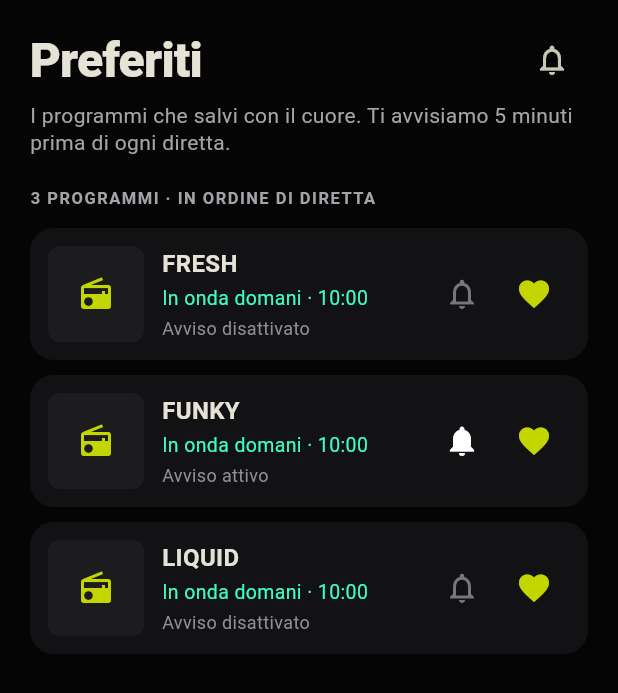
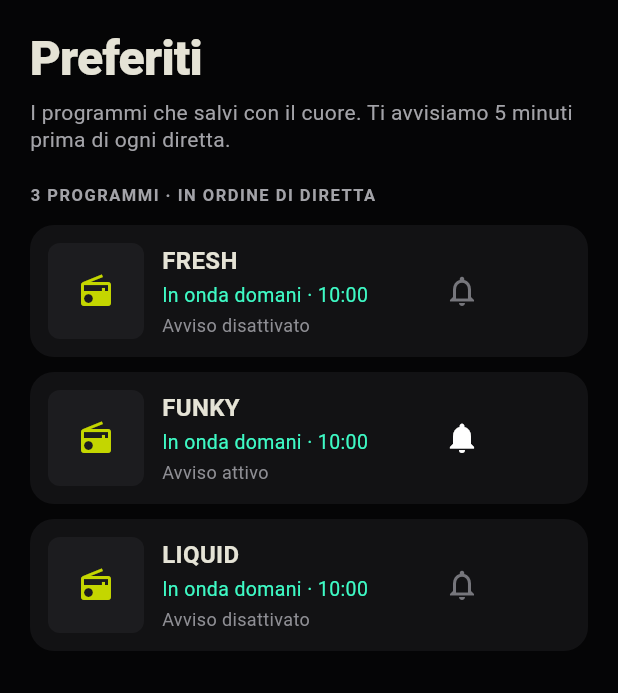
Before and after one commit to dd-demo-web/radio, a Flutter app: the FavoritesScreen screen opened directly, after a tap on the "notifications" icon, on a phone screen of 412 x 824 dp. Shown: the top 693 px of the screen. Run offline on Flutter 3.47's test engine with Material 3 defaults, Android fonts, the phone set to English and light mode, and no system bars; our stand-ins replace just_audio; network calls fail.

Commit message:
disable not allowed functions

```diff
--- a/lib/main.dart
+++ b/lib/main.dart
@@ -94,31 +94,45 @@ class MainNavigationShell extends StatelessWidget {
         ),
         child: BottomNavigationBar(
           currentIndex: appState.currentNavIndex,
-          onTap: (index) => appState.setNavIndex(index),
+          onTap: (index) {
+            if (index == 2 && !RadioAppState.enableDiscoverTab) return;
+            if (index == 3 && !RadioAppState.enableFavoritesTab) return;
+            if (index == 4 && !RadioAppState.enableProfileTab) return;
+            appState.setNavIndex(index);
+          },
           backgroundColor: const Color(0xFF050506),
           selectedItemColor: const Color(0xFFC4D600),
           unselectedItemColor: const Color(0xFF8E8E94),
           selectedFontSize: 11,
           unselectedFontSize: 11,
-          items: const [
-            BottomNavigationBarItem(
+          items: [
+            const BottomNavigationBarItem(
               icon: Icon(Icons.radio),
               label: 'Live',
             ),
-            BottomNavigationBarItem(
+            const BottomNavigationBarItem(
               icon: Icon(Icons.calendar_today),
               label: 'Palinsesto',
             ),
             BottomNavigationBarItem(
-              icon: Icon(Icons.explore),
+              icon: Icon(
+                Icons.explore,
+                color: RadioAppState.enableDiscoverTab ? null : const Color(0xFF3A3A3C),
+              ),
               label: 'Discover',
             ),
             BottomNavigationBarItem(
-              icon: Icon(Icons.favorite_border),
+              icon: Icon(
+                Icons.favorite_border,
+                color: RadioAppState.enableFavoritesTab ? null : const Color(0xFF3A3A3C),
+              ),
               label: 'Preferiti',
             ),
             BottomNavigationBarItem(
-              icon: Icon(Icons.person_outline),
+              icon: Icon(
+                Icons.person_outline,
+                color: RadioAppState.enableProfileTab ? null : const Color(0xFF3A3A3C),
+              ),
               label: 'Profilo',
             ),
           ],
--- a/lib/models/app_state.dart
+++ b/lib/models/app_state.dart
@@ -1,6 +1,16 @@
 import 'package:flutter/foundation.dart';
 
 class RadioAppState extends ChangeNotifier {
+  // Feature Flags
+  static const bool showNotifications = false;
+  static const bool showSearch = false;
+  static const bool showProfileAvatar = false;
+  static const bool showFavoriteIcon = false;
+  static const bool showCastIcon = false;
+  static const bool enableDiscoverTab = false;
+  static const bool enableFavoritesTab = false;
+  static const bool enableProfileTab = false;
+
   int _currentNavIndex = 0; // 0: Live, 1: Palinsesto, 2: Discover, 3: Preferiti, 4: Profilo
   int get currentNavIndex => _currentNavIndex;
 
--- a/lib/screens/discover_screen.dart
+++ b/lib/screens/discover_screen.dart
@@ -132,16 +132,22 @@ class _DiscoverScreenState extends State<DiscoverScreen> {
                     ),
                     Row(
                       children: [
+                        if (RadioAppState.showSearch)
                           IconButton(
                             icon: const Icon(Icons.search),
                             onPressed: () => setState(() => _isSearching = true),
-                        ),
+                          )
+                        else
+                          const SizedBox(width: 48),
+                        if (RadioAppState.showNotifications)
                           IconButton(
                             icon: const Icon(Icons.notifications_outlined),
                             onPressed: () => Navigator.of(context).push(
                               MaterialPageRoute(builder: (_) => const NotificationsScreen()),
                             ),
-                        ),
+                          )
+                        else
+                          const SizedBox(width: 48),
                       ],
                     ),
                   ],
--- a/lib/screens/favorites_screen.dart
+++ b/lib/screens/favorites_screen.dart
@@ -26,12 +26,15 @@ class FavoritesScreen extends StatelessWidget {
                     'Preferiti',
                     style: TextStyle(fontSize: 32, fontWeight: FontWeight.w800, letterSpacing: -0.5),
                   ),
+                  if (RadioAppState.showNotifications)
                     IconButton(
                       icon: const Icon(Icons.notifications_outlined),
                       onPressed: () => Navigator.of(context).push(
                         MaterialPageRoute(builder: (_) => const NotificationsScreen()),
                       ),
-                  ),
+                    )
+                  else
+                    const SizedBox(width: 48),
                 ],
               ),
             ),
@@ -140,10 +143,13 @@ class FavoritesScreen extends StatelessWidget {
                                   icon: Icon(hasAlert ? Icons.notifications : Icons.notifications_none, color: hasAlert ? Colors.white : const Color(0xFF76767C)),
                                   onPressed: () => appState.toggleAlert(id),
                                 ),
+                                if (RadioAppState.showFavoriteIcon)
                                   IconButton(
                                     icon: const Icon(Icons.favorite, color: Color(0xFFC4D600)),
                                     onPressed: () => appState.toggleFav(id),
-                                ),
+                                  )
+                                else
+                                  const SizedBox(width: 48),
                               ],
                             ),
                           );
--- a/lib/screens/player_screen.dart
+++ b/lib/screens/player_screen.dart
@@ -88,7 +88,8 @@ class _PlayerScreenState extends State<PlayerScreen> {
             backgroundColor: Colors.transparent,
             elevation: 0,
             toolbarHeight: 100,
-            leading: Padding(
+            leading: RadioAppState.showProfileAvatar
+                ? Padding(
                     padding: const EdgeInsets.only(left: 16, top: 20),
                     child: GestureDetector(
                       onTap: () => appState.setNavIndex(4),
@@ -98,7 +99,8 @@ class _PlayerScreenState extends State<PlayerScreen> {
                         child: const Text('LF', style: TextStyle(fontWeight: FontWeight.w800, fontSize: 13)),
                       ),
                     ),
-            ),
+                  )
+                : null,
             title: Padding(
               padding: const EdgeInsets.only(top: 20),
               child: Container(
@@ -139,6 +141,16 @@ class _PlayerScreenState extends State<PlayerScreen> {
             ),
             centerTitle: true,
             actions: [
+              if (RadioAppState.showSearch)
+                IconButton(
+                  icon: const Icon(Icons.search),
+                  onPressed: () {
+                    // TODO: Implement search functionality
+                  },
+                )
+              else
+                const SizedBox(width: 48),
+              if (RadioAppState.showNotifications)
                 Stack(
                   children: [
                     IconButton(
@@ -163,12 +175,16 @@ class _PlayerScreenState extends State<PlayerScreen> {
                         ),
                       ),
                   ],
-              ),
-              if (currentShow != null)
+                )
+              else
+                const SizedBox(width: 48),
+              if (RadioAppState.showFavoriteIcon && currentShow != null)
                 IconButton(
                   icon: Icon(isFav ? Icons.favorite : Icons.favorite_border, color: isFav ? const Color(0xFFC4D600) : Colors.white),
                   onPressed: () => appState.toggleFav(currentShow.title),
-                ),
+                )
+              else
+                const SizedBox(width: 48),
               const SizedBox(width: 8),
             ],
           ),
@@ -387,6 +403,7 @@ class _PlayerScreenState extends State<PlayerScreen> {
                                   ),
                                 ),
                               ),
+                              if (RadioAppState.showCastIcon)
                                 IconButton(
                                   icon: const Icon(Icons.cast),
                                   onPressed: () {
@@ -394,7 +411,9 @@ class _PlayerScreenState extends State<PlayerScreen> {
                                       const SnackBar(content: Text('Uscita audio: Questo dispositivo')),
                                     );
                                   },
-                              ),
+                                )
+                              else
+                                const SizedBox(width: 48),
                             ],
                           ),
                           const SizedBox(height: 16),
--- a/lib/screens/schedule_screen.dart
+++ b/lib/screens/schedule_screen.dart
@@ -86,16 +86,22 @@ class _ScheduleScreenState extends State<ScheduleScreen> {
                   ),
                   Row(
                     children: [
+                      if (RadioAppState.showSearch)
+                        IconButton(
+                          icon: const Icon(Icons.search),
+                          onPressed: () {},
+                        )
+                      else
+                        const SizedBox(width: 48),
+                      if (RadioAppState.showNotifications)
                         IconButton(
                           icon: const Icon(Icons.notifications_outlined),
                           onPressed: () => Navigator.of(context).push(
                             MaterialPageRoute(builder: (_) => const NotificationsScreen()),
                           ),
-                      ),
-                      IconButton(
-                        icon: const Icon(Icons.search),
-                        onPressed: () {},
-                      ),
+                        )
+                      else
+                        const SizedBox(width: 48),
                     ],
                   ),
                 ],
@@ -329,13 +335,16 @@ class _ScheduleScreenState extends State<ScheduleScreen> {
                                 ),
                               ),
                             ),
+                            if (RadioAppState.showFavoriteIcon)
                               IconButton(
                                 icon: Icon(
                                   isFav ? Icons.favorite : Icons.favorite_border,
                                   color: isFav ? const Color(0xFFC4D600) : const Color(0xFFA3A3A8),
                                 ),
                                 onPressed: () => appState.toggleFav(item.title),
-                            ),
+                              )
+                            else
+                              const SizedBox(width: 48),
                           ],
                         ),
                       );
```
Also changed, not shown: 2 other files. Lines whose indentation alone changed are shown as unchanged.
